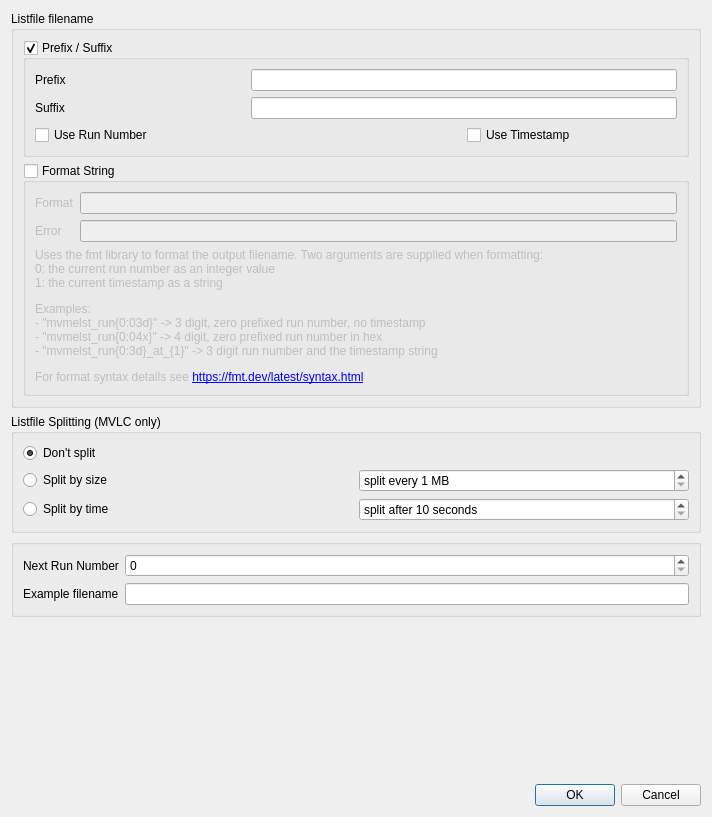
Before: the Qt Designer form src/daq_run_settings_dialog.ui in flueke/mvme, drawn with Qt 5.
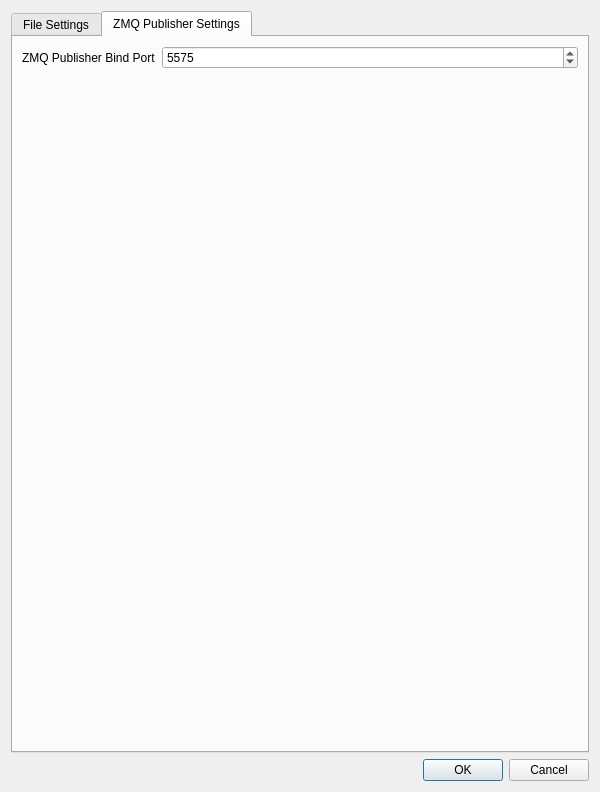
After: the same form once the commit is applied. The open tabs and pages were chosen to show the change.

Commit message:
gui: add zmq bind port option to the "Run Settings" dialog
The option is stored in the new ListFileOutputInfo::options map.

```diff
--- a/src/daq_run_settings_dialog.ui
+++ b/src/daq_run_settings_dialog.ui
@@ -6,8 +6,8 @@
    <rect>
     <x>0</x>
     <y>0</y>
-    <width>712</width>
-    <height>817</height>
+    <width>600</width>
+    <height>792</height>
    </rect>
   </property>
   <property name="minimumSize">
@@ -19,7 +19,32 @@
   <property name="windowTitle">
    <string>Dialog</string>
   </property>
-  <layout class="QVBoxLayout" name="verticalLayout_2" stretch="0,0,0,1,0">
+  <layout class="QVBoxLayout" name="verticalLayout_3">
+   <item>
+    <widget class="QTabWidget" name="tabWidget">
+     <property name="currentIndex">
+      <number>0</number>
+     </property>
+     <widget class="QWidget" name="tab_fileSettings">
+      <attribute name="title">
+       <string>File Settings</string>
+      </attribute>
+      <layout class="QVBoxLayout" name="verticalLayout_2">
+       <property name="spacing">
+        <number>2</number>
+       </property>
+       <property name="leftMargin">
+        <number>2</number>
+       </property>
+       <property name="topMargin">
+        <number>2</number>
+       </property>
+       <property name="rightMargin">
+        <number>2</number>
+       </property>
+       <property name="bottomMargin">
+        <number>2</number>
+       </property>
    <item>
     <widget class="QGroupBox" name="groupBox_4">
      <property name="title">
@@ -299,18 +324,36 @@
      </layout>
     </widget>
    </item>
-   <item>
-    <spacer name="verticalSpacer">
-     <property name="orientation">
-      <enum>Qt::Vertical</enum>
-     </property>
-     <property name="sizeHint" stdset="0">
-      <size>
-       <width>20</width>
-       <height>40</height>
-      </size>
-     </property>
-    </spacer>
+      </layout>
+     </widget>
+     <widget class="QWidget" name="tab_zmqGanilSettings">
+      <attribute name="title">
+       <string>ZMQ Publisher Settings</string>
+      </attribute>
+      <layout class="QFormLayout" name="formLayout">
+       <item row="0" column="0">
+        <widget class="QLabel" name="label_8">
+         <property name="text">
+          <string>ZMQ Publisher Bind Port</string>
+         </property>
+        </widget>
+       </item>
+       <item row="0" column="1">
+        <widget class="QSpinBox" name="spin_zmqGanilBindPort">
+         <property name="minimum">
+          <number>1</number>
+         </property>
+         <property name="maximum">
+          <number>65535</number>
+         </property>
+         <property name="value">
+          <number>5575</number>
+         </property>
+        </widget>
+       </item>
+      </layout>
+     </widget>
+    </widget>
    </item>
    <item>
     <widget class="QDialogButtonBox" name="bb">
```
Lines whose indentation alone changed are shown as unchanged. The commit also changes 1 other file.
